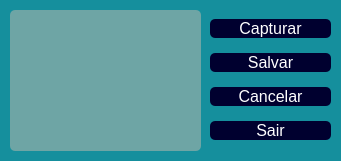
Above: View/UI/frmcapturaimagemcliente.ui from megatrommendes/MegaPetz before the change. Below: the same form after it.
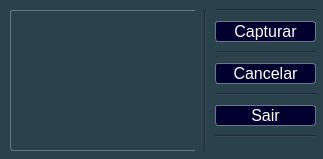
That is the form after the change. Icons and pictures are not drawn.

```diff
--- a/View/UI/frmcapturaimagemcliente.ui
+++ b/View/UI/frmcapturaimagemcliente.ui
@@ -9,8 +9,8 @@
    <rect>
     <x>0</x>
     <y>0</y>
-    <width>341</width>
-    <height>161</height>
+    <width>323</width>
+    <height>159</height>
    </rect>
   </property>
   <property name="focusPolicy">
@@ -24,7 +24,7 @@
     <normaloff>../../imagens/icon-cachorro-marrom-30.png</normaloff>../../imagens/icon-cachorro-marrom-30.png</iconset>
   </property>
   <property name="styleSheet">
-   <string notr="true">background-color: rgb(21, 143, 157);</string>
+   <string notr="true">background-color:rgb(42, 66, 76);</string>
   </property>
   <widget class="QLabel" name="fotoimagemcamera">
    <property name="geometry">
@@ -48,8 +48,12 @@
     </size>
    </property>
    <property name="styleSheet">
-    <string notr="true">background-color:rgb(110, 165, 165);
-border-radius:5px</string>
+    <string notr="true">color: rgb(255, 255, 255);
+        background-color: transparent;
+        border-style: solid;
+        border-width: 1px;
+        border-color: rgb(103, 120, 138);
+border-radius:3px;</string>
    </property>
    <property name="text">
     <string/>
@@ -58,13 +62,20 @@
   <widget class="QWidget" name="verticalLayoutWidget">
    <property name="geometry">
     <rect>
-     <x>210</x>
-     <y>10</y>
-     <width>121</width>
+     <x>215</x>
+     <y>6</y>
+     <width>101</width>
      <height>141</height>
     </rect>
    </property>
    <layout class="QVBoxLayout" name="verticalLayout">
+    <item>
+     <widget class="Line" name="line">
+      <property name="orientation">
+       <enum>Qt::Horizontal</enum>
+      </property>
+     </widget>
+    </item>
     <item>
      <widget class="QPushButton" name="btn_capturar">
       <property name="font">
@@ -79,7 +90,10 @@
        <string notr="true">QPushButton{
 color:rgb(255,255, 255);
 background-color: rgb(0, 0, 47);
-border-radius:5px}
+        border-style: solid;
+        border-width: 1px;
+        border-color: rgb(103, 120, 138);
+border-radius:3px}
 
 QPushButton:hover{
 color: rgb(0, 0, 47);
@@ -90,8 +104,7 @@
     background-color: qradialgradient(cx: 0.5, cy: 0.5, radius: 1, fx: 0.5, fy: 0.5,
         stop: 0 rgb(255, 255, 255));
     border-color: rgb(0, 0, 47);
-}
-
+border-radius:3px}
 </string>
       </property>
       <property name="text">
@@ -104,40 +117,9 @@
      </widget>
     </item>
     <item>
-     <widget class="QPushButton" name="btn_salvar_imagem">
-      <property name="font">
-       <font>
-        <pointsize>12</pointsize>
-       </font>
-      </property>
-      <property name="cursor">
-       <cursorShape>PointingHandCursor</cursorShape>
-      </property>
-      <property name="styleSheet">
-       <string notr="true">QPushButton{
-color:rgb(255,255, 255);
-background-color: rgb(0, 0, 47);
-border-radius:5px}
-
-QPushButton:hover{
-color: rgb(0, 0, 47);
-background-color: rgb(192, 206, 255);
-border-radius:5px}
-
-QPushButton:pressed {
-    background-color: qradialgradient(cx: 0.5, cy: 0.5, radius: 1, fx: 0.5, fy: 0.5,
-        stop: 0 rgb(255, 255, 255));
-    border-color: rgb(0, 0, 47);
-}
-
-</string>
-      </property>
-      <property name="text">
-       <string>Salvar</string>
-      </property>
-      <property name="icon">
-       <iconset>
-        <normaloff>../../imagens/icons-sinal-saída.png</normaloff>../../imagens/icons-sinal-saída.png</iconset>
+     <widget class="Line" name="line_2">
+      <property name="orientation">
+       <enum>Qt::Horizontal</enum>
       </property>
      </widget>
     </item>
@@ -155,7 +137,10 @@
        <string notr="true">QPushButton{
 color:rgb(255,255, 255);
 background-color: rgb(0, 0, 47);
-border-radius:5px}
+        border-style: solid;
+        border-width: 1px;
+        border-color: rgb(103, 120, 138);
+border-radius:3px}
 
 QPushButton:hover{
 color: rgb(0, 0, 47);
@@ -166,8 +151,7 @@
     background-color: qradialgradient(cx: 0.5, cy: 0.5, radius: 1, fx: 0.5, fy: 0.5,
         stop: 0 rgb(255, 255, 255));
     border-color: rgb(0, 0, 47);
-}
-
+border-radius:3px}
 </string>
       </property>
       <property name="text">
@@ -179,6 +163,13 @@
       </property>
      </widget>
     </item>
+    <item>
+     <widget class="Line" name="line_4">
+      <property name="orientation">
+       <enum>Qt::Horizontal</enum>
+      </property>
+     </widget>
+    </item>
     <item>
      <widget class="QPushButton" name="btn_sair_imagem">
       <property name="font">
@@ -193,7 +184,10 @@
        <string notr="true">QPushButton{
 color:rgb(255,255, 255);
 background-color: rgb(0, 0, 47);
-border-radius:5px}
+        border-style: solid;
+        border-width: 1px;
+        border-color: rgb(103, 120, 138);
+border-radius:3px}
 
 QPushButton:hover{
 color: rgb(0, 0, 47);
@@ -217,8 +211,28 @@
       </property>
      </widget>
     </item>
+    <item>
+     <widget class="Line" name="line_3">
+      <property name="orientation">
+       <enum>Qt::Horizontal</enum>
+      </property>
+     </widget>
+    </item>
    </layout>
   </widget>
+  <widget class="Line" name="line_5">
+   <property name="geometry">
+    <rect>
+     <x>195</x>
+     <y>10</y>
+     <width>20</width>
+     <height>141</height>
+    </rect>
+   </property>
+   <property name="orientation">
+    <enum>Qt::Vertical</enum>
+   </property>
+  </widget>
  </widget>
  <resources/>
  <connections/>
```
Left out of the diff: 17 changed lines with no effect on the pictures.
